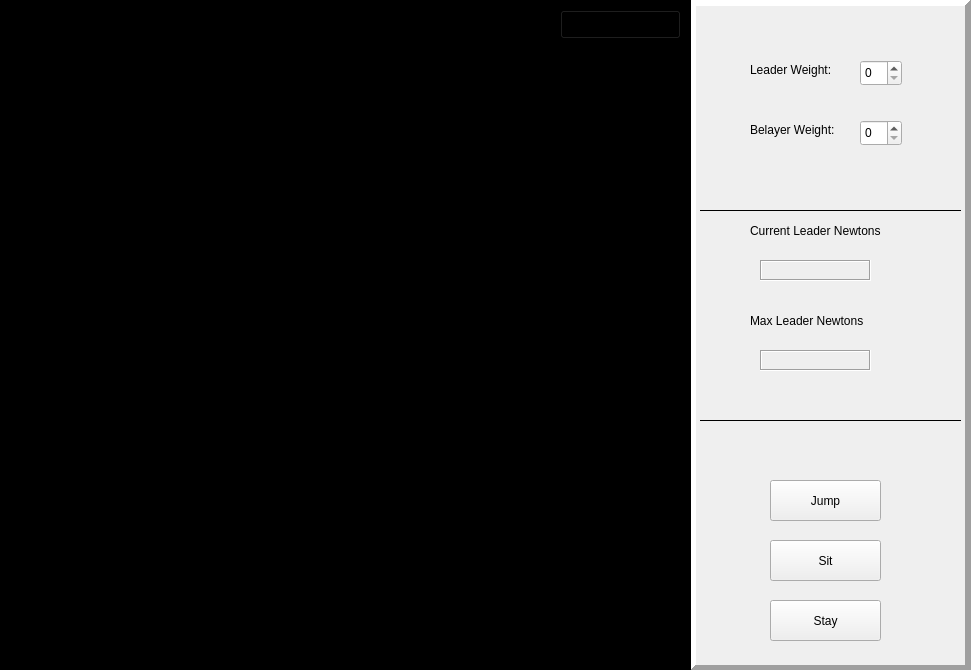
Before: the Qt Designer form coursemodewindow.ui in University-of-Utah-CS3505/a8-edu-app-PaulNuffer, drawn with Qt 5.
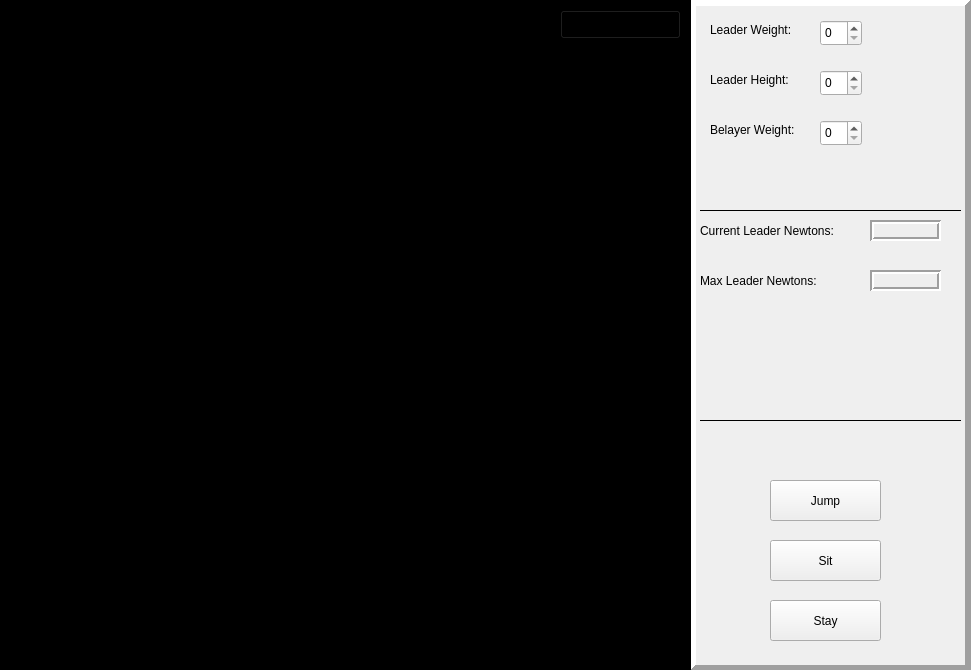
After: the same form once the commit is applied.

Commit message: Completed GUI merge with simulator class

```diff
--- a/coursemodewindow.ui
+++ b/coursemodewindow.ui
@@ -37,8 +37,8 @@
    <widget class="QLabel" name="leaderWeightTextLabel">
     <property name="geometry">
      <rect>
-      <x>60</x>
-      <y>60</y>
+      <x>20</x>
+      <y>20</y>
       <width>101</width>
       <height>20</height>
      </rect>
@@ -50,7 +50,7 @@
    <widget class="QLabel" name="belayerWeightTextLabel">
     <property name="geometry">
      <rect>
-      <x>60</x>
+      <x>20</x>
       <y>120</y>
       <width>111</width>
       <height>20</height>
@@ -63,8 +63,8 @@
    <widget class="QSpinBox" name="leaderWeightValueSpinbox">
     <property name="geometry">
      <rect>
-      <x>170</x>
-      <y>60</y>
+      <x>130</x>
+      <y>20</y>
       <width>42</width>
       <height>26</height>
      </rect>
@@ -76,7 +76,7 @@
    <widget class="QSpinBox" name="belayerWeightValueSpinbox">
     <property name="geometry">
      <rect>
-      <x>170</x>
+      <x>130</x>
       <y>120</y>
       <width>42</width>
       <height>26</height>
@@ -128,22 +128,28 @@
    <widget class="QLabel" name="maxLeaderNewtonsTextLabel">
     <property name="geometry">
      <rect>
-      <x>60</x>
-      <y>310</y>
+      <x>10</x>
+      <y>270</y>
       <width>171</width>
       <height>21</height>
      </rect>
     </property>
+    <property name="frameShape">
+     <enum>QFrame::NoFrame</enum>
+    </property>
+    <property name="frameShadow">
+     <enum>QFrame::Plain</enum>
+    </property>
     <property name="text">
-     <string>Max Leader Newtons</string>
+     <string>Max Leader Newtons:</string>
     </property>
    </widget>
    <widget class="QLabel" name="maxLeaderNewtonsOutputLabel">
     <property name="geometry">
      <rect>
-      <x>70</x>
-      <y>350</y>
-      <width>111</width>
+      <x>180</x>
+      <y>270</y>
+      <width>71</width>
       <height>21</height>
      </rect>
     </property>
@@ -153,6 +159,9 @@
     <property name="frameShadow">
      <enum>QFrame::Sunken</enum>
     </property>
+    <property name="lineWidth">
+     <number>2</number>
+    </property>
     <property name="text">
      <string/>
     </property>
@@ -160,22 +169,28 @@
    <widget class="QLabel" name="currentLeaderNewtonsTextLabel">
     <property name="geometry">
      <rect>
-      <x>60</x>
+      <x>10</x>
       <y>220</y>
       <width>171</width>
       <height>21</height>
      </rect>
     </property>
+    <property name="frameShape">
+     <enum>QFrame::NoFrame</enum>
+    </property>
+    <property name="frameShadow">
+     <enum>QFrame::Plain</enum>
+    </property>
     <property name="text">
-     <string>Current Leader Newtons</string>
+     <string>Current Leader Newtons:</string>
     </property>
    </widget>
    <widget class="QLabel" name="currentLeaderNewtonsOutputLabel">
     <property name="geometry">
      <rect>
-      <x>70</x>
-      <y>260</y>
-      <width>111</width>
+      <x>180</x>
+      <y>220</y>
+      <width>71</width>
       <height>21</height>
      </rect>
     </property>
@@ -185,6 +200,9 @@
     <property name="frameShadow">
      <enum>QFrame::Sunken</enum>
     </property>
+    <property name="lineWidth">
+     <number>2</number>
+    </property>
     <property name="text">
      <string/>
     </property>
@@ -221,6 +239,29 @@
      <enum>Qt::Horizontal</enum>
     </property>
    </widget>
+   <widget class="QLabel" name="leaderHeightTextLabel">
+    <property name="geometry">
+     <rect>
+      <x>20</x>
+      <y>70</y>
+      <width>101</width>
+      <height>20</height>
+     </rect>
+    </property>
+    <property name="text">
+     <string>Leader Height:</string>
+    </property>
+   </widget>
+   <widget class="QSpinBox" name="leaderHeightValueSpinbox">
+    <property name="geometry">
+     <rect>
+      <x>130</x>
+      <y>70</y>
+      <width>42</width>
+      <height>26</height>
+     </rect>
+    </property>
+   </widget>
   </widget>
   <widget class="QFrame" name="simulationFrame">
    <property name="geometry">
```
The commit also changes 8 other files.
